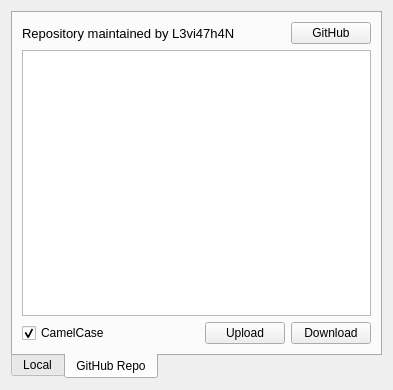
This is preset.ui in Audio4Linux/Viper4Linux-GUI as Qt 5 draws it before an edit. The edited form follows.
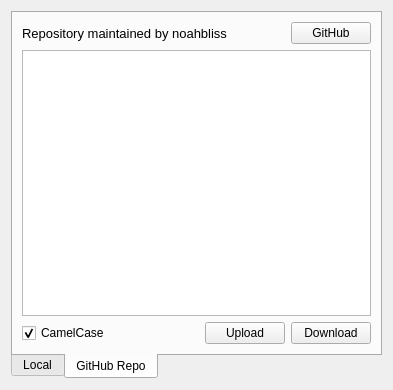
This is the edited form. The open tabs and pages were chosen to show the change. Icons and pictures are not drawn.

Commit message: Up-/downloader points now to github.com/noahbliss/Viper4Linux-Configs

```diff
--- a/preset.ui
+++ b/preset.ui
@@ -178,7 +178,7 @@
             </font>
            </property>
            <property name="text">
-            <string>Repository maintained by L3vi47h4N</string>
+            <string>Repository maintained by noahbliss</string>
            </property>
           </widget>
          </item>
```
The commit also changes 3 other files.
